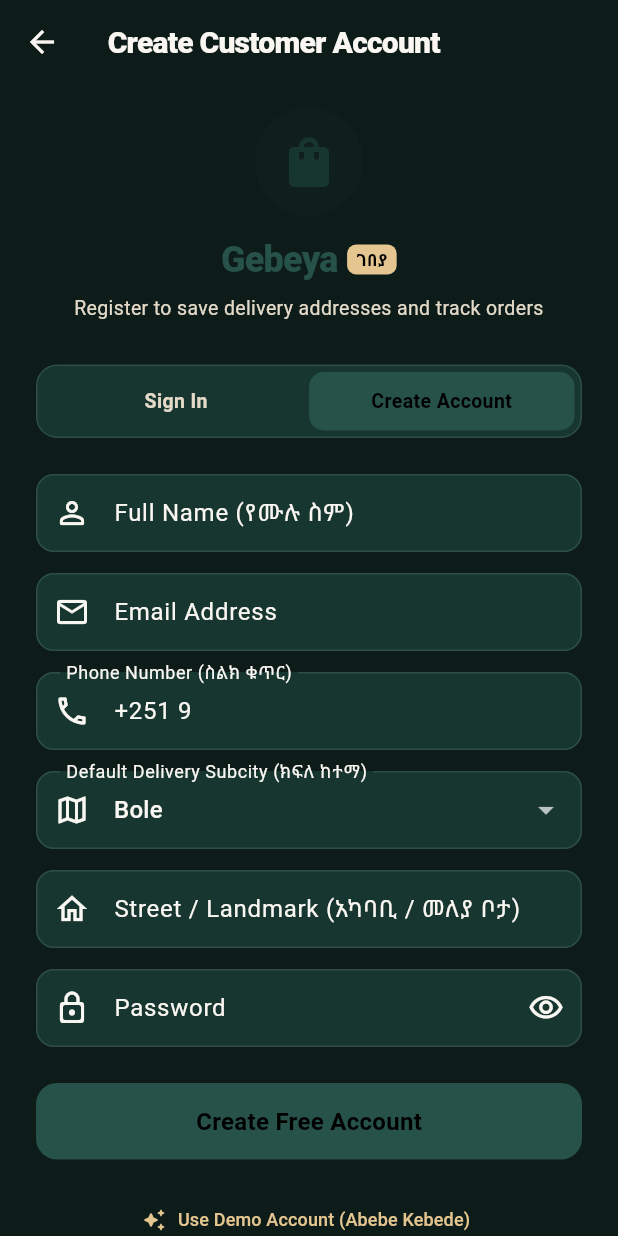
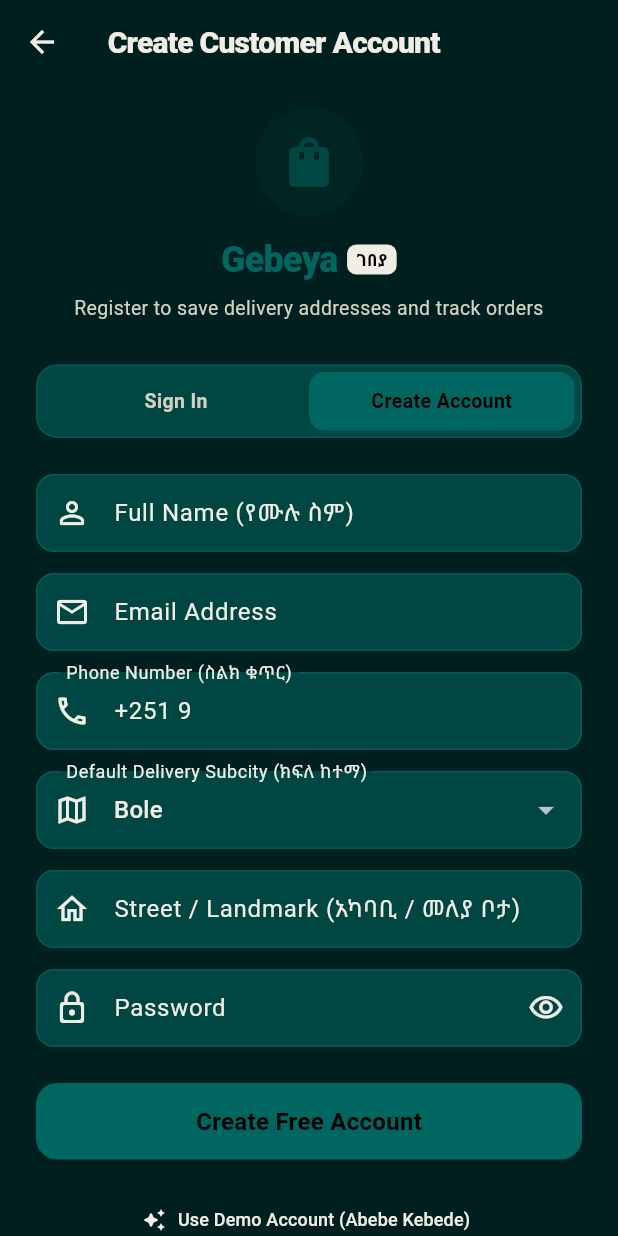
Before and after one commit to emandoyesus/Gebeya2, a Flutter app: the AuthScreen screen opened directly, after a tap on "Create Account", on a phone screen of 412 x 824 dp. Run offline on Flutter 3.47's test engine with Material 3 defaults, Android fonts, the phone set to English and light mode, and no system bars; our stand-ins replace shared_preferences; accounts and stored records are empty; network calls fail.

Commit message:
style(theme): apply Cyprus & Sand Dune editorial duotone palette (#004643 & #F0EDE5)

```diff
--- a/lib/constants/app_colors.dart
+++ b/lib/constants/app_colors.dart
@@ -1,49 +1,52 @@
 import 'package:flutter/material.dart';
 
 class AppColors {
-  // Heritage Royal Forest Green Palette (#183630, #E3DAC9, #E5C690)
-  // Primary: Rich Noble Deep Forest Green
-  static const Color primary = Color(0xFF183630); // Deep Forest Green (#183630)
-  static const Color primaryLight = Color(0xFF26524A); // Medium Forest Sage
-  static const Color primaryDark = Color(0xFF0F2420); // Darker Forest Pine
+  // Cyprus & Sand Dune Minimalist Luxury Palette (#004643 & #F0EDE5)
+  // Cyprus (#004643): Deep, noble Mediterranean pine teal
+  static const Color cyprus = Color(0xFF004643); // Cyprus (#004643)
+  static const Color cyprusLight = Color(0xFF006662); // Elevated Cyprus
+  static const Color cyprusDark = Color(0xFF002B29); // Deepest Cyprus Night
 
-  // Warm Sand Alabaster (#E3DAC9)
-  static const Color alabaster = Color(0xFFE3DAC9); // Warm Sand Alabaster (#E3DAC9)
-  static const Color alabasterLight = Color(0xFFF4F0E8); // Soft Ivory Sand
-  static const Color alabasterDark = Color(0xFFD1C4AC); // Muted Alabaster
+  static const Color primary = Color(0xFF004643); // Cyprus (#004643)
+  static const Color primaryLight = Color(0xFF006662);
+  static const Color primaryDark = Color(0xFF002B29);
 
-  // Imperial Ethiopian Gold (#E5C690)
-  static const Color accent = Color(0xFFE5C690); // Imperial Champagne Gold (#E5C690)
-  static const Color accentLight = Color(0xFFF3DEB5); // Radiant Warm Gold
-  static const Color accentDark = Color(0xFFC7A365); // Burnished Gold Accent
+  // Sand Dune (#F0EDE5): Warm, architectural ivory sand
+  static const Color sandDune = Color(0xFFF0EDE5); // Sand Dune (#F0EDE5)
+  static const Color sandDuneLight = Color(0xFFF8F7F3);
+  static const Color sandDuneDark = Color(0xFFDED8CB);
+
+  static const Color accent = Color(0xFFF0EDE5); // Sand Dune (#F0EDE5)
+  static const Color accentLight = Color(0xFFFFFFFF);
+  static const Color accentDark = Color(0xFFDED8CB);
 
   // Status colors
-  static const Color success = Color(0xFF2D8A66);
+  static const Color success = Color(0xFF2E856E);
   static const Color error = Color(0xFFDC4444);
-  static const Color warning = Color(0xFFE5C690); // Warm Gold Star / Warning
+  static const Color warning = Color(0xFFE5B055); // Warm Gold Star
   static const Color info = Color(0xFF3B82F6);
 
-  // Light theme neutrals (Warm Alabaster & Cream Foundations)
-  static const Color lightBackground = Color(0xFFF6F3ED); // Elegant Alabaster Silk Wash
-  static const Color lightSurface = Color(0xFFFFFFFF);
-  static const Color lightCard = Color(0xFFFFFFFF);
-  static const Color lightTextPrimary = Color(0xFF183630); // Deep Forest Slate
-  static const Color lightTextSecondary = Color(0xFF5E6E69); // Forest Sage Muted
-  static const Color lightTextMuted = Color(0xFF8B9B96);
-  static const Color lightBorder = Color(0xFFE3DAC9); // Alabaster Outline (#E3DAC9)
-  static const Color lightDivider = Color(0xFFECE5D8);
+  // Light theme neutrals (Sand Dune #F0EDE5 Canvas)
+  static const Color lightBackground = Color(0xFFF0EDE5); // Sand Dune Canvas (#F0EDE5)
+  static const Color lightSurface = Color(0xFFFFFFFF); // Crisp White Surface
+  static const Color lightCard = Color(0xFFFFFFFF); // White Card on Sand Dune
+  static const Color lightTextPrimary = Color(0xFF004643); // Cyprus Text (#004643)
+  static const Color lightTextSecondary = Color(0xFF436562); // Muted Cyprus
+  static const Color lightTextMuted = Color(0xFF7A9390); // Subtle Cyprus Gray
+  static const Color lightBorder = Color(0xFFDED8CB); // Sand Dune Outline
+  static const Color lightDivider = Color(0xFFE5E0D5);
 
-  // Dark theme neutrals (Noble Forest Midnight #0D1C19 & Deep Forest #183630)
-  static const Color darkBackground = Color(0xFF0D1C19); // Royal Forest Night
-  static const Color darkSurface = Color(0xFF142925); // Deep Forest Surface
-  static const Color darkCard = Color(0xFF183630); // Iconic Forest Emerald Card (#183630)
-  static const Color darkElevated = Color(0xFF20423B); // Elevated Forest Container
-  static const Color darkTextPrimary = Color(0xFFFAF7F2); // Warm Cream White
-  static const Color darkTextSecondary = Color(0xFFE3DAC9); // Warm Alabaster Neutral (#E3DAC9)
-  static const Color darkTextMuted = Color(0xFFA8B8B2); // Soft Sage Gray
-  static const Color darkBorder = Color(0xFF2D4E46); // Forest Contour Line
-  static const Color darkDivider = Color(0xFF1E3A33);
-  static const Color darkGlow = Color(0x33E5C690); // Golden Aura Glow
+  // Dark theme neutrals (Cyprus #004643 Deep Atmosphere)
+  static const Color darkBackground = Color(0xFF00201F); // Cyprus Midnight
+  static const Color darkSurface = Color(0xFF002F2D); // Deep Cyprus Surface
+  static const Color darkCard = Color(0xFF004643); // Pure Iconic Cyprus Card (#004643)
+  static const Color darkElevated = Color(0xFF005854); // Elevated Cyprus
+  static const Color darkTextPrimary = Color(0xFFF0EDE5); // Sand Dune Text (#F0EDE5)
+  static const Color darkTextSecondary = Color(0xFFD5D0C3); // Soft Sand Dune
+  static const Color darkTextMuted = Color(0xFF9E998E); // Warm Stone Gray
+  static const Color darkBorder = Color(0xFF005D58); // Cyprus Hairline Border
+  static const Color darkDivider = Color(0xFF003835);
+  static const Color darkGlow = Color(0x33F0EDE5); // Sand Dune Glow
 
   // Local Payment Gateway Colors
   static const Color telebirr = Color(0xFF0073BC);
--- a/lib/screens/home/widgets/hero_banner.dart
+++ b/lib/screens/home/widgets/hero_banner.dart
@@ -43,7 +43,7 @@ class _HeroBannerState extends State<HeroBanner> {
       subtitle: 'Experience shopping reimagined. Premium local & modern curated goods.',
       ctaText: 'Shop New Arrivals',
       tag: 'NEW ARRIVALS',
-      gradient: [Color(0xFF183630), Color(0xFF26524A), Color(0xFF0F2420)],
+      gradient: [Color(0xFF004643), Color(0xFF006662), Color(0xFF002B29)],
       icon: Icons.storefront_rounded,
       imageUrl: 'https://images.unsplash.com/photo-1472851294608-062f824d29cc?auto=format&fit=crop&w=1200&q=80',
     ),
@@ -52,7 +52,7 @@ class _HeroBannerState extends State<HeroBanner> {
       subtitle: 'Direct from Yirgacheffe & Sidama highlands. Freshly roasted.',
       ctaText: 'Shop Coffee Collection',
       tag: 'UP TO 20% OFF',
-      gradient: [Color(0xFF2B1F1A), Color(0xFF3B2B23), Color(0xFF1F1612)],
+      gradient: [Color(0xFF291E19), Color(0xFF3B2C24), Color(0xFF1E1612)],
       icon: Icons.coffee_rounded,
       imageUrl: 'https://images.unsplash.com/photo-1514432324607-a09d9b4aefdd?auto=format&fit=crop&w=1200&q=80',
     ),
@@ -61,7 +61,7 @@ class _HeroBannerState extends State<HeroBanner> {
       subtitle: 'Next-gen ANC audio, mechanical keyboards, and wearables.',
       ctaText: 'Shop Tech Deals',
       tag: 'TECH FLASH SALE',
-      gradient: [Color(0xFF162522), Color(0xFF1E3832), Color(0xFF101B18)],
+      gradient: [Color(0xFF003835), Color(0xFF004D4A), Color(0xFF002422)],
       icon: Icons.headphones_rounded,
       imageUrl: 'https://images.unsplash.com/photo-1505740420928-5e560c06d30e?auto=format&fit=crop&w=1200&q=80',
     ),
@@ -70,7 +70,7 @@ class _HeroBannerState extends State<HeroBanner> {
       subtitle: 'iPhone 15 Pro, Galaxy S24 Ultra, portable chargers & auto gear.',
       ctaText: 'Explore Bestsellers',
       tag: 'JIJI BESTSELLERS',
-      gradient: [Color(0xFF13221E), Color(0xFF1C342F), Color(0xFF0D1714)],
+      gradient: [Color(0xFF002B29), Color(0xFF003D3A), Color(0xFF001F1E)],
       icon: Icons.phone_android_rounded,
       imageUrl: 'https://images.unsplash.com/photo-1592750475338-74b7b21085ab?auto=format&fit=crop&w=1200&q=80',
     ),
@@ -155,21 +155,21 @@ class _HeroBannerState extends State<HeroBanner> {
                           height: double.infinity,
                         ),
 
-                        // Dark photo overlay (55% opacity) to darken background signage
+                        // Dark photo overlay (58% opacity) to darken background signage
                         Container(
-                          color: const Color(0xFF0D1C19).withValues(alpha: 0.58),
+                          color: const Color(0xFF00201F).withValues(alpha: 0.58),
                         ),
 
-                        // High-contrast directional dark forest & obsidian gradient scrim behind text
+                        // High-contrast directional dark Cyprus gradient scrim behind text
                         DecoratedBox(
                           decoration: BoxDecoration(
                             gradient: LinearGradient(
                               begin: Alignment.centerLeft,
                               end: Alignment.centerRight,
                               colors: [
-                                const Color(0xFF0D1C19).withValues(alpha: 0.96),
-                                const Color(0xFF183630).withValues(alpha: 0.90),
-                                const Color(0xFF183630).withValues(alpha: 0.50),
+                                const Color(0xFF00201F).withValues(alpha: 0.96),
+                                const Color(0xFF004643).withValues(alpha: 0.90),
+                                const Color(0xFF004643).withValues(alpha: 0.50),
                                 Colors.transparent,
                               ],
                               stops: const [0.0, 0.50, 0.78, 1.0],
@@ -177,7 +177,7 @@ class _HeroBannerState extends State<HeroBanner> {
                           ),
                         ),
 
-                        // Subtle royal forest wash
+                        // Subtle Cyprus color wash
                         DecoratedBox(
                           decoration: BoxDecoration(
                             gradient: LinearGradient(
@@ -205,11 +205,11 @@ class _HeroBannerState extends State<HeroBanner> {
                                   vertical: 4,
                                 ),
                                 decoration: BoxDecoration(
-                                  color: AppColors.accent,
+                                  color: AppColors.sandDune,
                                   borderRadius: BorderRadius.circular(20),
                                   boxShadow: [
                                     BoxShadow(
-                                      color: AppColors.accent.withValues(alpha: 0.35),
+                                      color: AppColors.sandDune.withValues(alpha: 0.35),
                                       blurRadius: 8,
                                     ),
                                   ],
@@ -217,7 +217,7 @@ class _HeroBannerState extends State<HeroBanner> {
                                 child: Text(
                                   banner.tag,
                                   style: const TextStyle(
-                                    color: AppColors.primary,
+                                    color: AppColors.cyprus,
                                     fontSize: 11,
                                     fontWeight: FontWeight.w800,
                                     letterSpacing: 0.8,
@@ -271,7 +271,7 @@ class _HeroBannerState extends State<HeroBanner> {
                                       maxLines: 1,
                                       overflow: TextOverflow.ellipsis,
                                       style: const TextStyle(
-                                        color: AppColors.accent,
+                                        color: AppColors.sandDune,
                                         fontSize: 12,
                                         fontWeight: FontWeight.w700,
                                         letterSpacing: 0.5,
@@ -282,7 +282,7 @@ class _HeroBannerState extends State<HeroBanner> {
                                   const Icon(
                                     Icons.arrow_forward_rounded,
                                     size: 14,
-                                    color: AppColors.accent,
+                                    color: AppColors.sandDune,
                                   ),
                                 ],
                               ),
@@ -311,13 +311,13 @@ class _HeroBannerState extends State<HeroBanner> {
               height: 6,
               decoration: BoxDecoration(
                 color: isCurrent
-                    ? AppColors.accent
+                    ? AppColors.sandDune
                     : (isDark ? AppColors.darkBorder : AppColors.lightTextMuted.withValues(alpha: 0.4)),
                 borderRadius: BorderRadius.circular(3),
                 boxShadow: isCurrent && isDark
                     ? [
                         BoxShadow(
-                          color: AppColors.accent.withValues(alpha: 0.4),
+                          color: AppColors.sandDune.withValues(alpha: 0.4),
                           blurRadius: 6,
                         ),
                       ]
```
Also changed, not shown: lib/constants/app_theme.dart (+21 -21 lines), lib/screens/home/home_screen.dart (+23 -15 lines), lib/screens/main_shell.dart (+5 -5 lines), lib/widgets/product_card.dart (+6 -6 lines).
